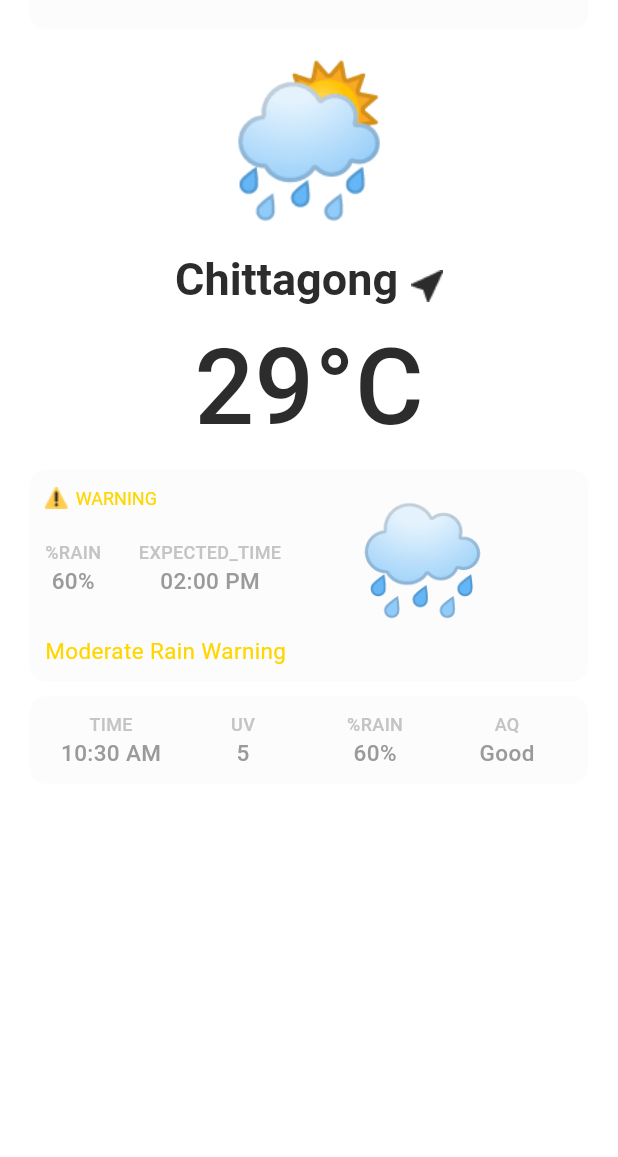
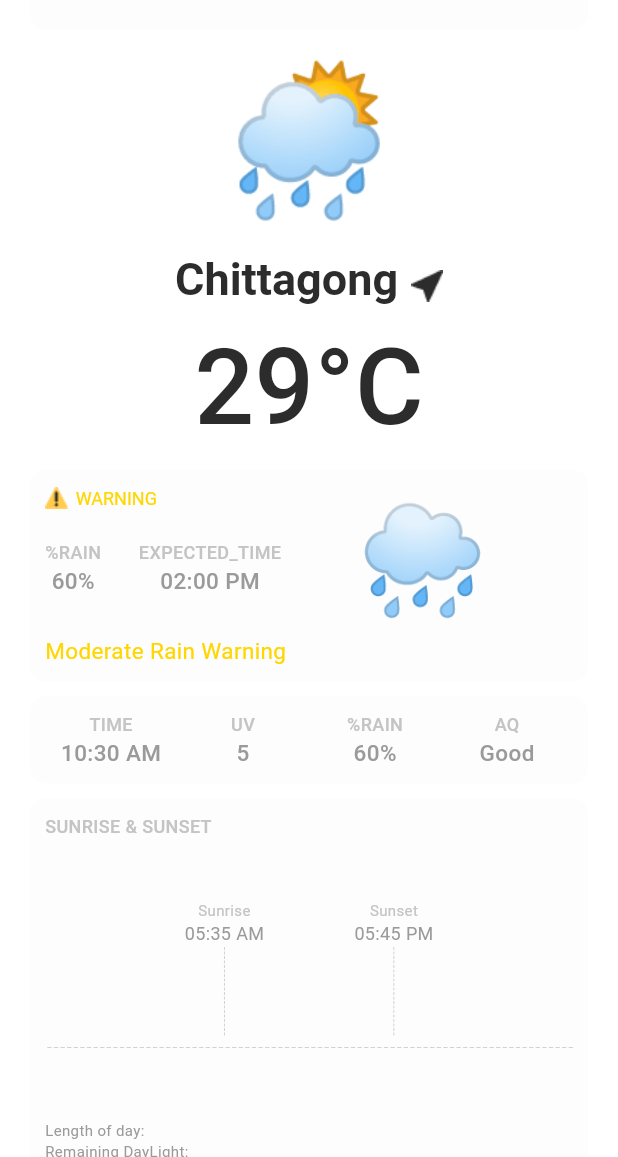
Before and after one commit to MashRafi-313/weather-app, a Flutter app: the screen it shows after launch, on a phone screen of 412 x 824 dp, the part 79-1236 px from its top. Run offline on Flutter 3.47's test engine with Material 3 defaults, Android fonts, the phone set to English and light mode, and no system bars; our stand-ins replace shared_preferences.

Commit message:
SunStatus & Location Search done

```diff
--- a/lib/app_color/app_color.dart
+++ b/lib/app_color/app_color.dart
@@ -6,5 +6,6 @@ class AppColor{
   static Color dustyGray = const Color(0xff9A9A9A);
   static Color gold = const Color(0xffFFD600);
   static Color white = const Color(0xffFFFFFF);
-  static Color hintOfRed = const Color(0xffFDFCFC);
+  static Color hintOfRed = const Color(0xffFDFDFe);
+  static Color porpoise = const Color(0xffDADADA);
 }
--- a/lib/body/app_body.dart
+++ b/lib/body/app_body.dart
@@ -1,7 +1,6 @@
 import 'package:flutter/material.dart';
 import 'package:warm_cloud/body/app_body_components/location_name.dart';
 import 'package:warm_cloud/model/weather_data_info.dart';
-
 import '../model/weather_data.dart';
 import 'app_body_components/SearchBox.dart';
 import 'app_body_components/SunStatus.dart';
@@ -31,6 +30,12 @@ class _AppBodyState extends State<AppBody> {
     currentIndex = widget.defaultIndex!;
     weatherData = widget.weatherDataInfo!.weatherData![currentIndex];
   }
+ void updateIndex(int index){
+    setState(() {
+      currentIndex = index;
+      weatherData = widget.weatherDataInfo!.weatherData![currentIndex];
+    });
+  }
 
   @override
   Widget build(BuildContext context) {
@@ -40,10 +45,10 @@ class _AppBodyState extends State<AppBody> {
           mainAxisAlignment: MainAxisAlignment.start,
           crossAxisAlignment: CrossAxisAlignment.center,
           children: [
-            SizedBox(
+            const SizedBox(
               height: 10,
             ),
-            SearchBox(),
+            SearchBox(weatherDataInfo: widget.weatherDataInfo, updateIndex : updateIndex),
             const SizedBox(
               height: 5,
             ),
@@ -56,9 +61,11 @@ class _AppBodyState extends State<AppBody> {
               height: 5,
             ),
             Temperature(temperature: weatherData.temperature),
+            if(weatherData.warnings != null)
             const SizedBox(
               height: 5,
             ),
+            if(weatherData.warnings != null)
             WarningStatus(
               rain_percentage: weatherData.warnings!.rainPercentage,
               expected_time: weatherData.warnings!.expectedTime,
@@ -73,12 +80,12 @@ class _AppBodyState extends State<AppBody> {
                 rain_percentage: weatherData.rainPercentage,
                 air_quality: weatherData.airQuality),
             const SizedBox(
-              height: 5,
+              height: 10,
             ),
-            // SunStatus(
-            //   sunrise: weatherData.sunrise,
-            //   sunset: weatherData.sunset,
-            // ),
+            SunStatus(
+              sunrise: weatherData.sunrise,
+              sunset: weatherData.sunset,
+            ),
             const SizedBox(
               height: 10,
             )
--- a/lib/body/app_body_components/SearchBox.dart
+++ b/lib/body/app_body_components/SearchBox.dart
@@ -1,18 +1,28 @@
 import 'package:flutter/cupertino.dart';
 import 'package:flutter/material.dart';
+import 'package:warm_cloud/body/search_body.dart';
+import 'package:warm_cloud/model/weather_data_info.dart';
+import 'package:warm_cloud/pages/search_page.dart';
 
 import '../../app_color/app_color.dart';
 
 class SearchBox extends StatelessWidget {
-  const SearchBox({super.key});
+  final WeatherDataInfo? weatherDataInfo;
+  final void Function(int) updateIndex;
+   SearchBox({super.key,required this.weatherDataInfo, required this.updateIndex});
 
   @override
   Widget build(BuildContext context) {
     return GestureDetector(
       //on tap go to new page
+      onTap:() {
+        Navigator.push(context, MaterialPageRoute(builder: (context) => SearchPage(weatherDataInfo: weatherDataInfo,
+            updateIndex : updateIndex
+        ),),);
+      },
       child: Container(
-        margin: EdgeInsets.symmetric(horizontal: 20.0),
-        padding: EdgeInsets.all(3),
+        margin: const EdgeInsets.symmetric(horizontal: 20.0),
+        padding: const EdgeInsets.all(3),
         decoration: BoxDecoration(
             borderRadius: BorderRadius.circular(10), color: AppColor.hintOfRed),
         child: ListTile(
--- a/lib/body/app_body_components/SunStatus.dart
+++ b/lib/body/app_body_components/SunStatus.dart
@@ -1,42 +1,80 @@
 import 'package:flutter/cupertino.dart';
+import 'package:flutter/material.dart';
 import 'package:intl/intl.dart';
 import 'package:warm_cloud/app_color/app_color.dart';
+import 'package:warm_cloud/custom_class/heading_value_divider.dart';
 
-class SunStatus extends StatelessWidget{
+import 'SunStatus/heading.dart';
+import 'SunStatus/horizontal_divider.dart';
+
+class SunStatus extends StatelessWidget {
   final String? sunrise;
   final String? sunset;
-  late Duration? lengthOfDay;
-   SunStatus({super.key,required this.sunrise,required this.sunset}) {
-     DateTime sunSet = DateFormat.jm().parse(sunset!);
-     DateTime sunRise = DateFormat.jm().parse(sunrise!);
+ late Duration lengthOfDay;
+  // late final Duration lengthOfDay;
+  SunStatus({super.key, required this.sunrise, required this.sunset}) {
+    // DateTime sunSet = DateFormat.Hm().parse(sunset!);
+    // DateTime sunRise = DateFormat.jm().parseStrict(sunrise!);
+    //
+    // DateTime today = DateTime.now().toUtc();
+    // sunSet = DateTime(today.year, today.month, today.day, sunSet.hour, sunSet.minute);
+    // sunRise = DateTime(today.year, today.month, today.day, sunRise.hour, sunRise.minute);
+    //
+    // // Calculate the length of day
+    // lengthOfDay = sunSet.difference(sunRise);
+  }
 
-     DateTime today = DateTime.now();
-     sunSet = DateTime(today.year, today.month, today.day, sunSet.hour, sunSet.minute);
-     sunRise = DateTime(today.year, today.month, today.day, sunRise.hour, sunRise.minute);
-
-     // Calculate the length of day
-     lengthOfDay = sunSet.difference(sunRise);
-
-   }
   @override
   Widget build(BuildContext context) {
-      return Column(
-            mainAxisAlignment: MainAxisAlignment.start,
+    // int hours = lengthOfDay.inHours;
+    // int minutes = lengthOfDay.inMinutes%60;
+    return Container(
+      margin: const EdgeInsets.symmetric(horizontal: 20.0),
+      padding: const EdgeInsets.all(10),
+      decoration: BoxDecoration(
+          borderRadius: BorderRadius.circular(10), color: AppColor.hintOfRed),
+      child: Column(
+        mainAxisAlignment: MainAxisAlignment.start,
+        crossAxisAlignment: CrossAxisAlignment.start,
+        mainAxisSize: MainAxisSize.min,
+        children: [
+          const Heading(),
+          const SizedBox(
+            height: 40,
+          ),
+          Row(
+            mainAxisAlignment: MainAxisAlignment.center,
             crossAxisAlignment: CrossAxisAlignment.start,
-        children: [
-            Text("SUNRISE & SUNSET",
+            children: [
+              Center(
+                child: HeadingValueDivider(heading: "Sunrise", value: sunrise),
+              ),
+              const SizedBox(
+                width: 60,
+              ),
+              Center(
+                child: HeadingValueDivider(heading: "Sunset", value: sunset),
+              ),
+            ],
+          ),
+          const HorizontalDivider(),
+          const SizedBox(
+            height: 40,
+          ),
+          Text(
+            "Length of day:",
+            style: TextStyle(
+                fontSize: 10,
+                fontWeight: FontWeight.w400,
+                color: AppColor.dustyGray),
+          ),
+          Text("Remaining DayLight:",
               style: TextStyle(
-                fontSize: 12,
-                fontWeight: FontWeight.w500,
-                color: AppColor.silver
-              ),
-            ),
-          //Dot Generator
-
-          Text("Length of day:${lengthOfDay!.inHours}H${lengthOfDay!.inMinutes}M")
-
+                  fontSize: 10,
+                  fontWeight: FontWeight.w400,
+                  color: AppColor.dustyGray)),
         ],
-      );
+      ),
+    );
   }
-
 }
--- /dev/null
+++ b/lib/body/app_body_components/SunStatus/heading.dart
@@ -0,0 +1,18 @@
+import 'package:flutter/material.dart';
+
+import '../../../app_color/app_color.dart';
+
+class Heading extends StatelessWidget {
+  const Heading({super.key});
+
+  @override
+  Widget build(BuildContext context) {
+    return  Text(
+      "SUNRISE & SUNSET",
+      style: TextStyle(
+          fontSize: 12,
+          fontWeight: FontWeight.w500,
+          color: AppColor.silver),
+    );
+  }
+}
--- /dev/null
+++ b/lib/body/app_body_components/SunStatus/horizontal_divider.dart
@@ -0,0 +1,27 @@
+import 'package:flutter/cupertino.dart';
+import 'package:flutter/material.dart';
+
+import '../../../app_color/app_color.dart';
+
+class HorizontalDivider extends StatelessWidget{
+  const HorizontalDivider({super.key});
+
+  @override
+  Widget build(BuildContext context) {
+    return Row(
+      children: List.generate(
+        80,
+            (index) {
+          return Expanded(
+            child: Divider(
+              color: AppColor.silver, // Customize color if needed
+              thickness: 0.5,
+              indent: 1.5, // Customize thickness if needed
+            ),
+          );
+        },
+        growable: true,
+      ),
+    );
+  }
+}
--- /dev/null
+++ b/lib/body/app_body_components/SunStatus/vertical_divider.dart
@@ -0,0 +1,26 @@
+import 'package:flutter/cupertino.dart';
+import 'package:flutter/material.dart';
+
+import '../../../app_color/app_color.dart';
+
+class Verticaldivider extends StatelessWidget{
+
+  @override
+  Widget build(BuildContext context) {
+    return Column(
+      children: List.generate(
+        20,
+            (index) {
+          return Expanded(
+            child: VerticalDivider(
+              color: AppColor.silver, // Customize color if needed
+              thickness: 0.5,
+              indent: 1,
+              // Customize thickness if needed
+            ),
+          );
+        },
+      ),
+    );
+  }
+}
--- /dev/null
+++ b/lib/custom_class/heading_value_divider.dart
@@ -0,0 +1,42 @@
+import 'package:flutter/cupertino.dart';
+import 'package:flutter/material.dart';
+import 'package:warm_cloud/app_color/app_color.dart';
+import 'package:warm_cloud/body/app_body_components/SunStatus/vertical_divider.dart';
+
+class HeadingValueDivider extends StatelessWidget {
+  final String? heading;
+  final String? value;
+
+  const HeadingValueDivider(
+      {super.key, required this.heading, required this.value});
+
+  @override
+  Widget build(BuildContext context) {
+    return Column(
+      mainAxisAlignment: MainAxisAlignment.start,
+      crossAxisAlignment: CrossAxisAlignment.center,
+      children: [
+        Text(
+          heading!,
+          style: TextStyle(
+              fontSize: 10,
+              fontWeight: FontWeight.w400,
+              color: AppColor.silver),
+        ),
+        Text(
+          value!,
+          style: TextStyle(
+            fontSize: 12,
+            fontWeight: FontWeight.w400,
+            color: AppColor.dustyGray,
+          ),
+        ),
+        //VerticalDivider()
+        SizedBox(
+          height: 60,
+          child: Verticaldivider()
+        ),
+      ],
+    );
+  }
+}
--- a/lib/main.dart
+++ b/lib/main.dart
@@ -2,6 +2,7 @@
 import 'package:flutter/material.dart';
 import 'package:warm_cloud/app_color/app_color.dart';
 import 'package:warm_cloud/pages/home_page.dart';
+import 'package:warm_cloud/pages/search_page.dart';
 
 
 void main(){
@@ -15,13 +16,9 @@ class WeatherApp extends StatelessWidget{
   Widget build(BuildContext context) {
     return MaterialApp(
         debugShowCheckedModeBanner: false,
-        // theme: ThemeData.light(),
-        // darkTheme: ThemeData.light(),
-        // themeMode: ThemeMode.light,
         theme: ThemeData(
          scaffoldBackgroundColor: AppColor.white
         ),
-        // ,
       home:const HomePage()
     );
   }
--- a/lib/pages/home_page.dart
+++ b/lib/pages/home_page.dart
@@ -32,7 +32,8 @@ class _HomePageState extends State<HomePage> {
 
   @override
   Widget build(BuildContext context) {
-    return FutureBuilder(
+    return Scaffold(
+      body: FutureBuilder(
         future: loadDataFromSharedPreferences(),
         builder: (context, snapshot) {
           if (snapshot.connectionState == ConnectionState.waiting) {
@@ -47,9 +48,7 @@ class _HomePageState extends State<HomePage> {
             );
           } else if (snapshot.hasData) {
             WeatherDataInfo? weatherDataInfo = snapshot.data!;
-          return Scaffold(
-            body: AppBody(weatherDataInfo: weatherDataInfo),
-          );
+            return AppBody(weatherDataInfo: weatherDataInfo);
           } else {
             return const Center(
               child: Text(
@@ -58,6 +57,7 @@ class _HomePageState extends State<HomePage> {
             );
           }
         },
+      ),
     );
   }
 }
```
Also changed, not shown: lib/body/search_body.dart (added, +118 -0 lines), lib/body/search_body_components/suggested_list.dart (added, +95 -0 lines), lib/pages/search_page.dart (added, +19 -0 lines). Lines whose indentation alone changed are shown as unchanged.
